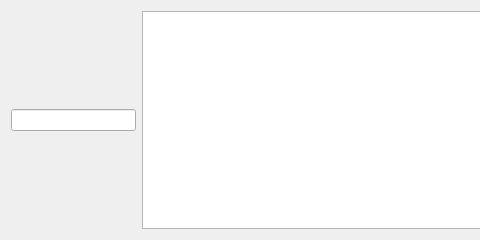
bit-cs-practicing/MedicalIntelligence, file src/doctor-client/src/doctormessage.ui: the form before one commit; both pictures show x 0 to 480 and y 0 to 240 of the 802 by 240 pixel window.
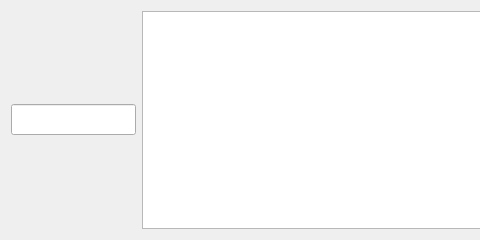
The form after the commit.

The edit to the form file:
```diff
--- a/src/doctor-client/src/doctormessage.ui
+++ b/src/doctor-client/src/doctormessage.ui
@@ -19,10 +19,16 @@
    </item>
    <item row="0" column="0">
     <widget class="QLineEdit" name="name">
+     <property name="minimumSize">
+      <size>
+       <width>125</width>
+       <height>31</height>
+      </size>
+     </property>
      <property name="maximumSize">
       <size>
        <width>125</width>
-       <height>16777215</height>
+       <height>31</height>
       </size>
      </property>
     </widget>
```
